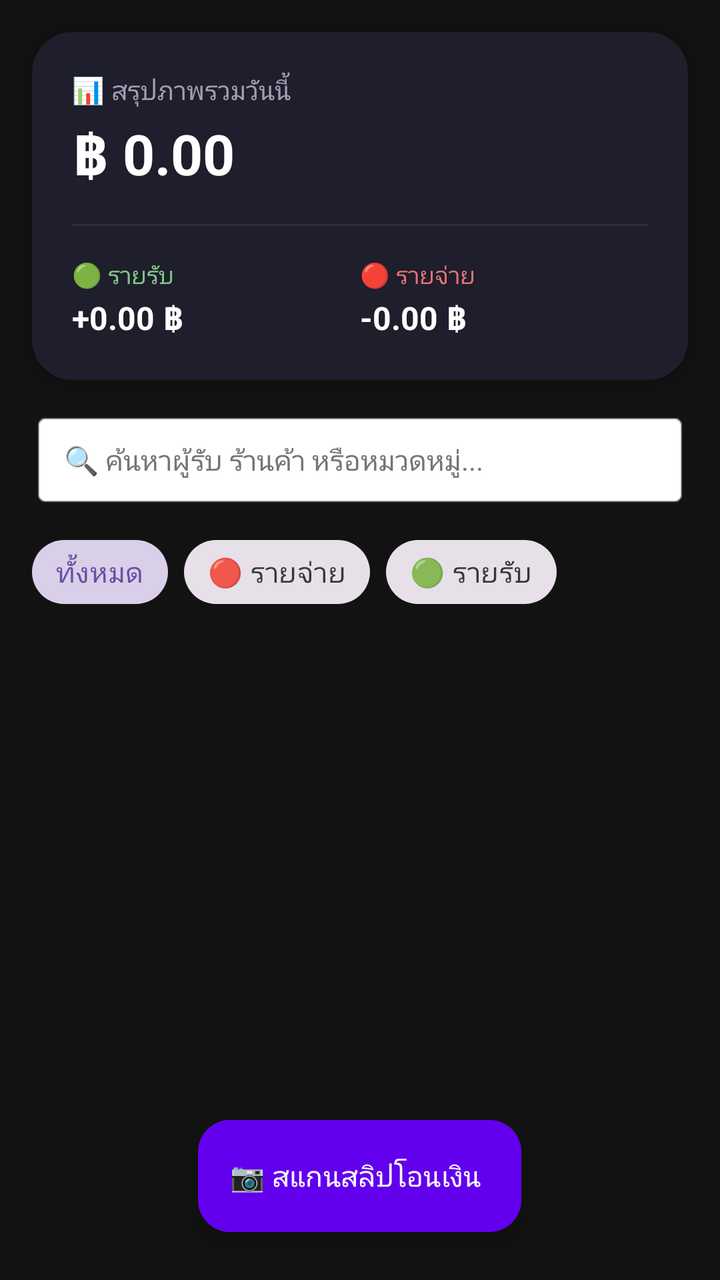
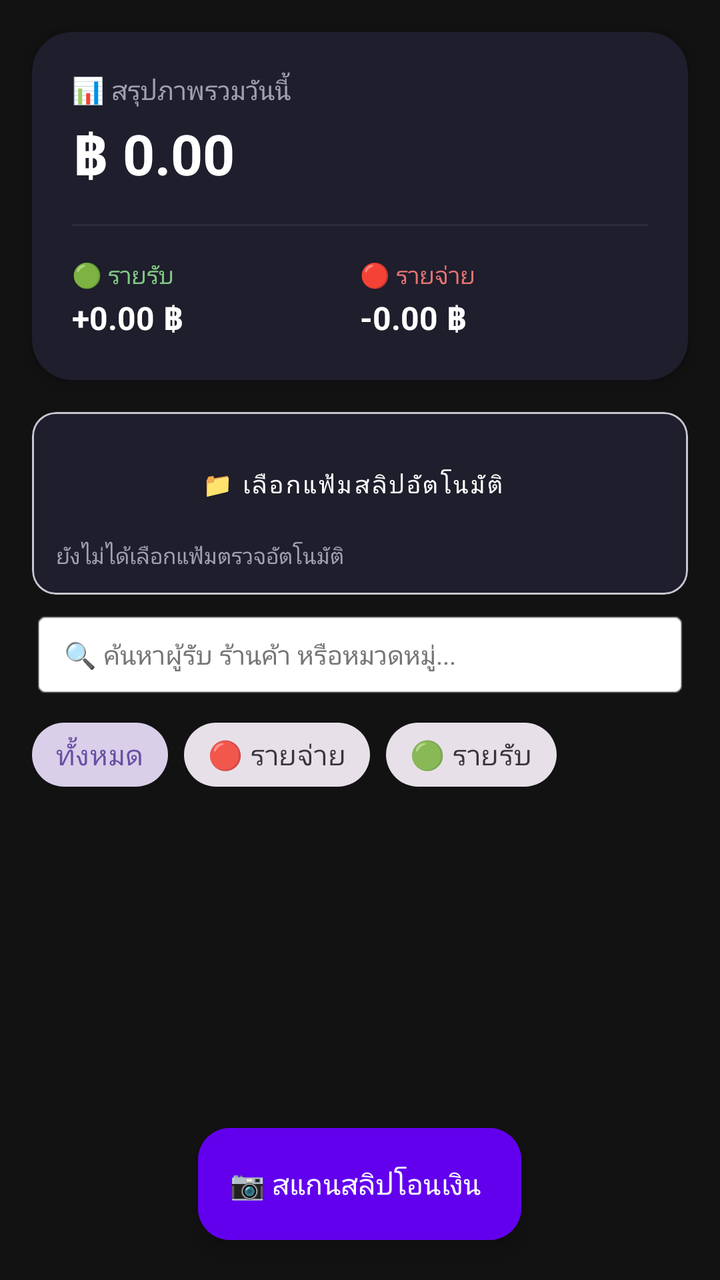

Screens rendered from an Android XML layout before and after an edit, with the pre-edit source and the edit as a unified diff.
<!-- AndroidManifest.xml: application theme Theme.Material3.DayNight.NoActionBar -->
<!-- res/layout/activity_main.xml -->
<?xml version="1.0" encoding="utf-8"?>
<androidx.coordinatorlayout.widget.CoordinatorLayout 
    xmlns:android="http://schemas.android.com/apk/res/android"
    xmlns:app="http://schemas.android.com/apk/res-auto"
    android:layout_width="match_parent"
    android:layout_height="match_parent"
    android:background="#121212">

    <LinearLayout
        android:layout_width="match_parent"
        android:layout_height="match_parent"
        android:orientation="vertical">

        
        <include layout="@layout/layout_summary_card" />

        
        <LinearLayout
            android:layout_width="match_parent"
            android:layout_height="wrap_content"
            android:orientation="vertical"
            android:paddingHorizontal="16dp">

            <EditText
                android:id="@+id/etSearch"
                android:layout_width="match_parent"
                android:layout_height="48dp"
                android:background="@android:drawable/editbox_background"
                android:hint="🔍 ค้นหาผู้รับ ร้านค้า หรือหมวดหมู่..."
                android:paddingHorizontal="16dp"
                android:textColor="#FFFFFF"
                android:textColorHint="#757575"
                android:textSize="14sp" />

            <com.google.android.material.chip.ChipGroup
                android:id="@+id/chipGroupFilter"
                android:layout_width="match_parent"
                android:layout_height="wrap_content"
                android:layout_marginTop="8dp"
                app:singleSelection="true">

                <com.google.android.material.chip.Chip
                    android:id="@+id/chipAll"
                    style="@style/Widget.MaterialComponents.Chip.Choice"
                    android:layout_width="wrap_content"
                    android:layout_height="wrap_content"
                    android:checked="true"
                    android:text="ทั้งหมด" />

                <com.google.android.material.chip.Chip
                    android:id="@+id/chipExpense"
                    style="@style/Widget.MaterialComponents.Chip.Choice"
                    android:layout_width="wrap_content"
                    android:layout_height="wrap_content"
                    android:text="🔴 รายจ่าย" />

                <com.google.android.material.chip.Chip
                    android:id="@+id/chipIncome"
                    style="@style/Widget.MaterialComponents.Chip.Choice"
                    android:layout_width="wrap_content"
                    android:layout_height="wrap_content"
                    android:text="🟢 รายรับ" />
            </com.google.android.material.chip.ChipGroup>

        </LinearLayout>

        
        <androidx.recyclerview.widget.RecyclerView
            android:id="@+id/rvHistory"
            android:layout_width="match_parent"
            android:layout_height="0dp"
            android:layout_weight="1"
            android:clipToPadding="false"
            android:paddingTop="8dp"
            android:paddingBottom="80dp" />

    </LinearLayout>

    
    <com.google.android.material.floatingactionbutton.ExtendedFloatingActionButton
        android:id="@+id/fabScan"
        android:layout_width="wrap_content"
        android:layout_height="wrap_content"
        android:layout_gravity="bottom|center_horizontal"
        android:layout_marginBottom="24dp"
        android:backgroundTint="#6200EE"
        android:text="📷 สแกนสลิปโอนเงิน"
        android:textColor="#FFFFFF"
        app:iconTint="#FFFFFF" />

</androidx.coordinatorlayout.widget.CoordinatorLayout>
<!-- res/layout/layout_summary_card.xml (included above) -->
<?xml version="1.0" encoding="utf-8"?>
<com.google.android.material.card.MaterialCardView 
    xmlns:android="http://schemas.android.com/apk/res/android"
    xmlns:app="http://schemas.android.com/apk/res-auto"
    android:layout_width="match_parent"
    android:layout_height="wrap_content"
    android:layout_margin="16dp"
    app:cardCornerRadius="20dp"
    app:cardElevation="6dp"
    app:cardBackgroundColor="#1E1E2C"
    app:strokeWidth="0dp">

    <LinearLayout
        android:layout_width="match_parent"
        android:layout_height="wrap_content"
        android:orientation="vertical"
        android:padding="20dp">

        <TextView
            android:id="@+id/tvHeaderDate"
            android:layout_width="wrap_content"
            android:layout_height="wrap_content"
            android:text="📊 สรุปภาพรวมวันนี้"
            android:textColor="#A0A0B2"
            android:textSize="13sp" />

        <TextView
            android:id="@+id/tvNetBalance"
            android:layout_width="wrap_content"
            android:layout_height="wrap_content"
            android:layout_marginTop="4dp"
            android:text="฿ 0.00"
            android:textColor="#FFFFFF"
            android:textSize="28sp"
            android:textStyle="bold" />

        <View
            android:layout_width="match_parent"
            android:layout_height="1dp"
            android:layout_marginVertical="16dp"
            android:background="#2C2C3E" />

        <LinearLayout
            android:layout_width="match_parent"
            android:layout_height="wrap_content"
            android:orientation="horizontal">

            
            <LinearLayout
                android:layout_width="0dp"
                android:layout_height="wrap_content"
                android:layout_weight="1"
                android:orientation="vertical">

                <TextView
                    android:layout_width="wrap_content"
                    android:layout_height="wrap_content"
                    android:text="🟢 รายรับ"
                    android:textColor="#81C784"
                    android:textSize="12sp" />

                <TextView
                    android:id="@+id/tvTotalIncome"
                    android:layout_width="wrap_content"
                    android:layout_height="wrap_content"
                    android:layout_marginTop="2dp"
                    android:text="+0.00 ฿"
                    android:textColor="#FFFFFF"
                    android:textSize="16sp"
                    android:textStyle="bold" />
            </LinearLayout>

            
            <LinearLayout
                android:layout_width="0dp"
                android:layout_height="wrap_content"
                android:layout_weight="1"
                android:orientation="vertical">

                <TextView
                    android:layout_width="wrap_content"
                    android:layout_height="wrap_content"
                    android:text="🔴 รายจ่าย"
                    android:textColor="#E57373"
                    android:textSize="12sp" />

                <TextView
                    android:id="@+id/tvTotalExpense"
                    android:layout_width="wrap_content"
                    android:layout_height="wrap_content"
                    android:layout_marginTop="2dp"
                    android:text="-0.00 ฿"
                    android:textColor="#FFFFFF"
                    android:textSize="16sp"
                    android:textStyle="bold" />
            </LinearLayout>

        </LinearLayout>

    </LinearLayout>
</com.google.android.material.card.MaterialCardView>
<!-- resources referenced by this layout -->
<resources>

</resources>

<!-- the commit's change to res/layout/activity_main.xml (unified diff, before → after) -->
@@ -15,6 +15,57 @@
         <include layout="@layout/layout_summary_card" />
 
         
+        <com.google.android.material.card.MaterialCardView
+            android:layout_width="match_parent"
+            android:layout_height="wrap_content"
+            android:layout_marginHorizontal="16dp"
+            android:layout_marginBottom="8dp"
+            app:cardBackgroundColor="#1E1E2C"
+            app:cardCornerRadius="12dp">
+
+            <LinearLayout
+                android:layout_width="match_parent"
+                android:layout_height="wrap_content"
+                android:orientation="vertical"
+                android:padding="12dp">
+
+                <LinearLayout
+                    android:layout_width="match_parent"
+                    android:layout_height="wrap_content"
+                    android:orientation="horizontal"
+                    android:gravity="center_vertical">
+
+                    <Button
+                        android:id="@+id/btnSelectFolder"
+                        style="@style/Widget.MaterialComponents.Button.OutlinedButton"
+                        android:layout_width="0dp"
+                        android:layout_height="wrap_content"
+                        android:layout_weight="1"
+                        android:text="📁 เลือกแฟ้มสลิปอัตโนมัติ"
+                        android:textColor="#FFFFFF"
+                        android:textSize="12sp" />
+
+                    <Spinner
+                        android:id="@+id/spInterval"
+                        android:layout_width="wrap_content"
+                        android:layout_height="wrap_content"
+                        android:layout_marginStart="8dp"
+                        android:background="#2C2C3E" />
+                </LinearLayout>
+
+                <TextView
+                    android:id="@+id/tvFolderPath"
+                    android:layout_width="wrap_content"
+                    android:layout_height="wrap_content"
+                    android:layout_marginTop="4dp"
+                    android:text="ยังไม่ได้เลือกแฟ้มตรวจอัตโนมัติ"
+                    android:textColor="#A0A0B2"
+                    android:textSize="11sp" />
+
+            </LinearLayout>
+        </com.google.android.material.card.MaterialCardView>
+
+        
         <LinearLayout
             android:layout_width="match_parent"
             android:layout_height="wrap_content"
@@ -24,19 +75,19 @@
             <EditText
                 android:id="@+id/etSearch"
                 android:layout_width="match_parent"
-                android:layout_height="48dp"
+                android:layout_height="44dp"
                 android:background="@android:drawable/editbox_background"
                 android:hint="🔍 ค้นหาผู้รับ ร้านค้า หรือหมวดหมู่..."
                 android:paddingHorizontal="16dp"
                 android:textColor="#FFFFFF"
                 android:textColorHint="#757575"
-                android:textSize="14sp" />
+                android:textSize="13sp" />
 
             <com.google.android.material.chip.ChipGroup
                 android:id="@+id/chipGroupFilter"
                 android:layout_width="match_parent"
                 android:layout_height="wrap_content"
-                android:layout_marginTop="8dp"
+                android:layout_marginTop="4dp"
                 app:singleSelection="true">
 
                 <com.google.android.material.chip.Chip
@@ -71,18 +122,17 @@
             android:layout_height="0dp"
             android:layout_weight="1"
             android:clipToPadding="false"
-            android:paddingTop="8dp"
+            android:paddingTop="4dp"
             android:paddingBottom="80dp" />
 
     </LinearLayout>
 
-    
     <com.google.android.material.floatingactionbutton.ExtendedFloatingActionButton
         android:id="@+id/fabScan"
         android:layout_width="wrap_content"
         android:layout_height="wrap_content"
         android:layout_gravity="bottom|center_horizontal"
-        android:layout_marginBottom="24dp"
+        android:layout_marginBottom="20dp"
         android:backgroundTint="#6200EE"
         android:text="📷 สแกนสลิปโอนเงิน"
         android:textColor="#FFFFFF"
